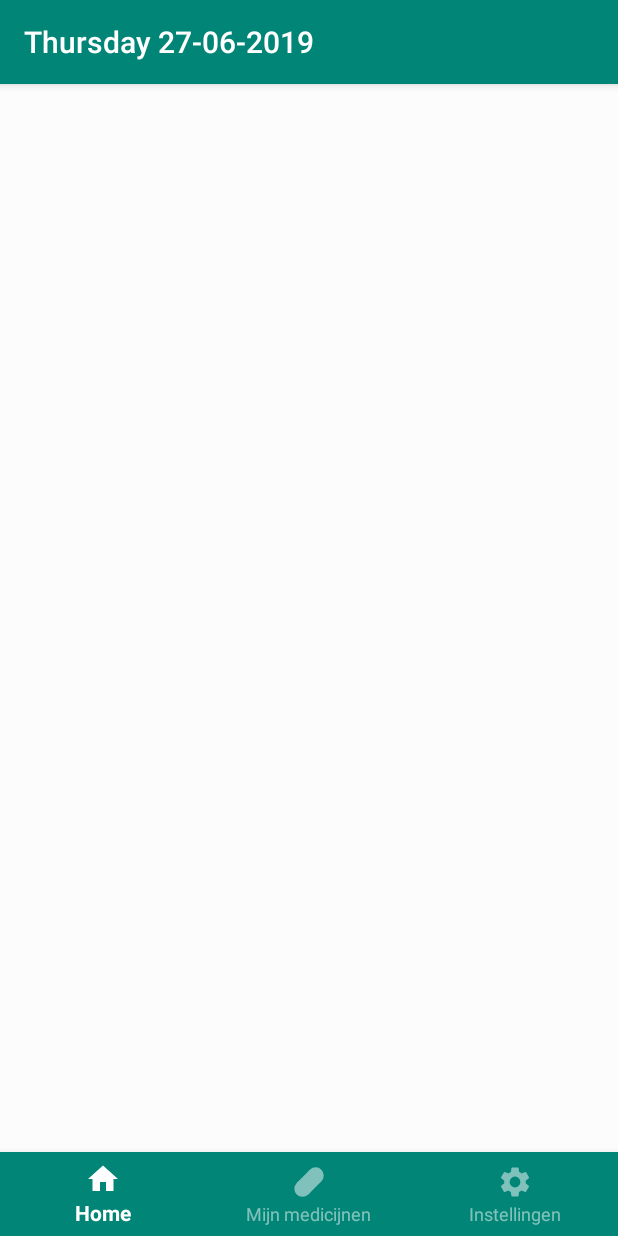
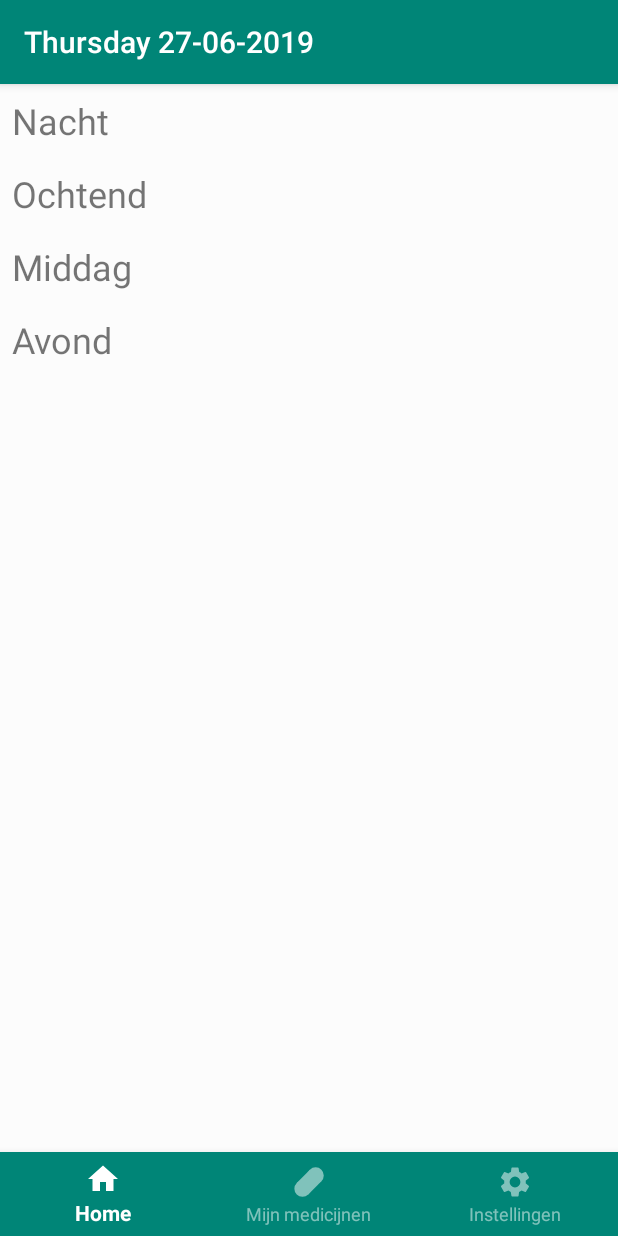
Before and after one commit to nynkevd/IMTPMD, an Android app: the HomeFragment screen opened directly, with no data from a screen before it, on a phone screen of 412 x 824 dp. Run offline under Robolectric (Android 15) with nearby library versions, the phone set to English and light mode, and no system bars; our stand-ins replace Room's generated code; libraries missing offline, so code that uses them is left out: android.arch.persistence; network calls fail.

Commit message:
Dagdelen invisible maken werkt niet goed
Random dagdelen werden ineens invisible als er dingen ind e database veranderen

```diff
--- a/app/src/main/java/com/example/imtpmd/DagdeelAdapter.java
+++ b/app/src/main/java/com/example/imtpmd/DagdeelAdapter.java
@@ -45,15 +45,22 @@ public class DagdeelAdapter extends RecyclerView.Adapter<DagdeelAdapter.MyViewHo
 
     @Override
     public void onBindViewHolder(@NonNull DagdeelAdapter.MyViewHolder myViewHolder, int i) {
-        if(data[i].getMedicineList().size() > 0){
+        if(data[i] != null){
             myViewHolder.titleTextView.setText(data[i].getTitle());
 
             medicationAdapter = new MedicationAdapter(data[i].getMedicineList());
             myViewHolder.medicineListView.setAdapter(medicationAdapter);
-        }else{
-            myViewHolder.titleTextView.setVisibility(View.GONE);
-            myViewHolder.medicineListView.setVisibility(View.GONE);
         }
+
+//        if(data[i].getMedicineList().size() > 0){
+//            myViewHolder.titleTextView.setText(data[i].getTitle());
+//
+//            medicationAdapter = new MedicationAdapter(data[i].getMedicineList());
+//            myViewHolder.medicineListView.setAdapter(medicationAdapter);
+//        }else{
+//            myViewHolder.titleTextView.setVisibility(View.GONE);
+//            myViewHolder.medicineListView.setVisibility(View.GONE);
+//        }
 
     }
 
```
Also changed, not shown: app/src/main/java/com/example/imtpmd/MedicationAdapter.java (+12 -1 lines).
